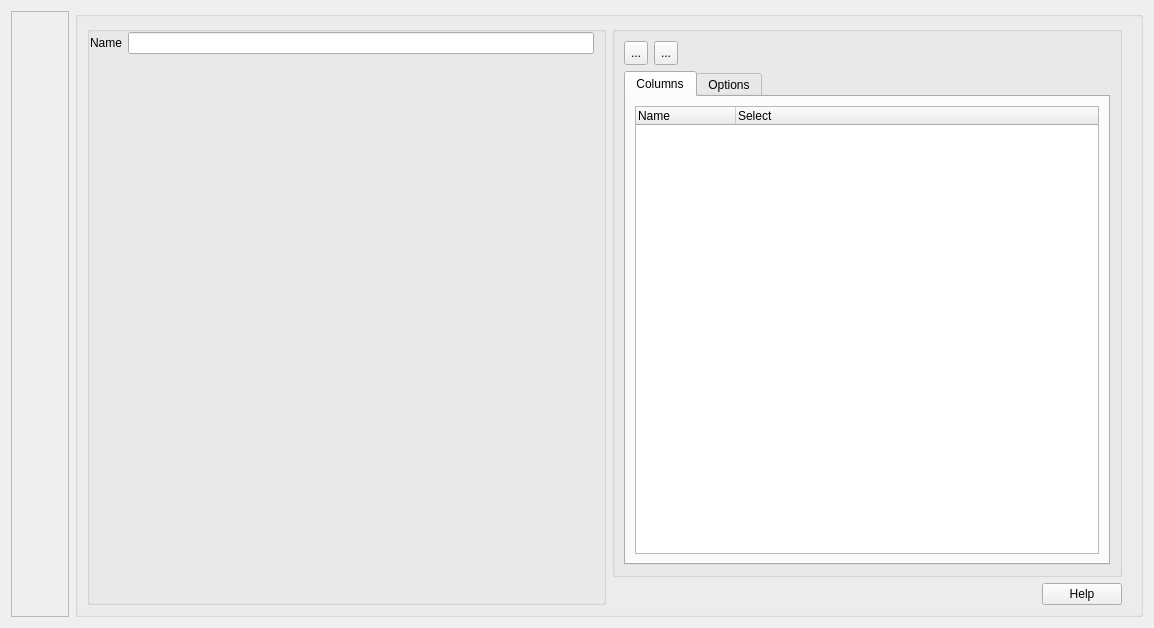
Old version of the form NewViewForm.ui in the repository fritzone/ddm.
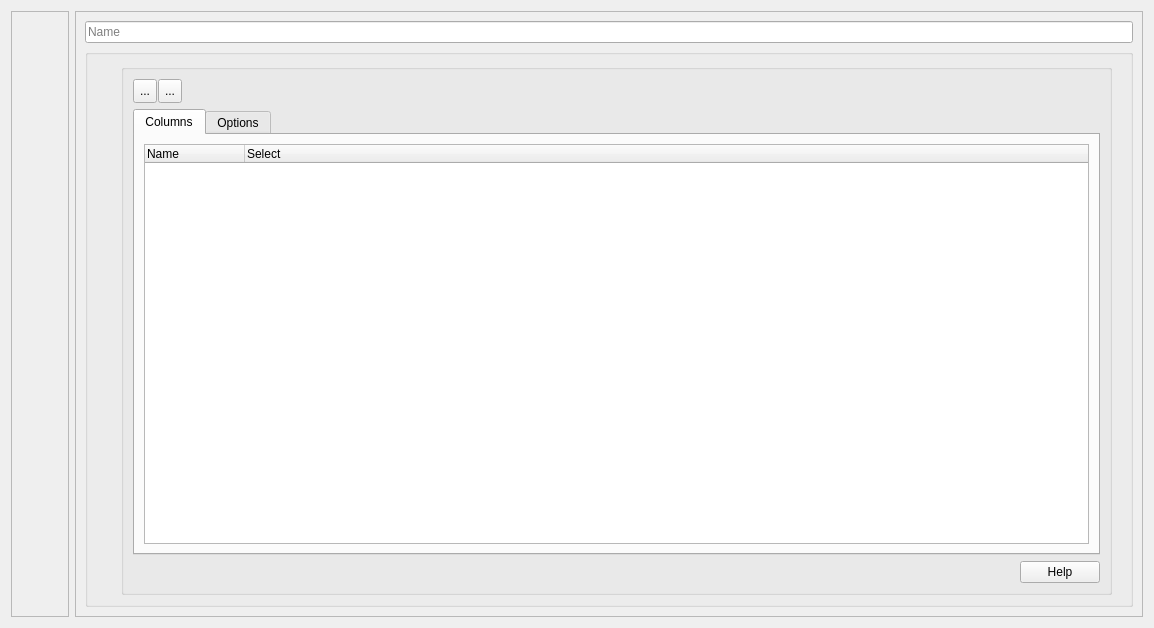
New version of the form. Icons and pictures are not drawn.

```diff
--- a/NewViewForm.ui
+++ b/NewViewForm.ui
@@ -97,25 +97,38 @@
     </widget>
    </item>
    <item>
+    <widget class="QFrame" name="frame_3">
+     <property name="frameShape">
+      <enum>QFrame::StyledPanel</enum>
+     </property>
+     <property name="frameShadow">
+      <enum>QFrame::Raised</enum>
+     </property>
+     <layout class="QVBoxLayout" name="verticalLayout_6">
+      <item>
+       <widget class="QLineEdit" name="txtViewName">
+        <property name="toolTip">
+         <string>The name of the View</string>
+        </property>
+        <property name="placeholderText">
+         <string>Name</string>
+        </property>
+       </widget>
+      </item>
+      <item>
     <widget class="QGroupBox" name="grpContent">
      <property name="title">
       <string/>
      </property>
      <layout class="QHBoxLayout" name="horizontalLayout_2">
       <item>
-       <widget class="QGroupBox" name="groupBox">
+          <widget class="QFrame" name="frame">
         <property name="minimumSize">
          <size>
           <width>500</width>
           <height>0</height>
          </size>
         </property>
-        <property name="title">
-         <string/>
-        </property>
-        <property name="flat">
-         <bool>false</bool>
-        </property>
         <layout class="QVBoxLayout" name="verticalLayout">
          <property name="spacing">
           <number>6</number>
@@ -123,39 +136,9 @@
          <property name="sizeConstraint">
           <enum>QLayout::SetMinAndMaxSize</enum>
          </property>
-         <property name="leftMargin">
-          <number>0</number>
-         </property>
-         <property name="topMargin">
-          <number>0</number>
-         </property>
-         <property name="rightMargin">
+            <property name="margin">
           <number>9</number>
          </property>
-         <property name="bottomMargin">
-          <number>0</number>
-         </property>
-         <item>
-          <layout class="QFormLayout" name="formLayout">
-           <property name="fieldGrowthPolicy">
-            <enum>QFormLayout::AllNonFixedFieldsGrow</enum>
-           </property>
-           <item row="0" column="0">
-            <widget class="QLabel" name="labelName">
-             <property name="text">
-              <string>Name</string>
-             </property>
-            </widget>
-           </item>
-           <item row="0" column="1">
-            <widget class="QLineEdit" name="txtViewName">
-             <property name="toolTip">
-              <string>The name of the View</string>
-             </property>
-            </widget>
-           </item>
-          </layout>
-         </item>
         </layout>
        </widget>
       </item>
@@ -178,6 +161,9 @@
           <layout class="QVBoxLayout" name="verticalLayout_4">
            <item>
             <layout class="QHBoxLayout" name="horizontalLayout">
+                <property name="spacing">
+                 <number>1</number>
+                </property>
              <item>
               <widget class="QToolButton" name="btnSave">
                <property name="minimumSize">
@@ -188,8 +174,8 @@
                </property>
                <property name="maximumSize">
                 <size>
-                 <width>24</width>
-                 <height>24</height>
+                    <width>32</width>
+                    <height>32</height>
                 </size>
                </property>
                <property name="toolTip">
@@ -217,8 +203,8 @@
                </property>
                <property name="maximumSize">
                 <size>
-                 <width>24</width>
-                 <height>24</height>
+                    <width>32</width>
+                    <height>32</height>
                 </size>
                </property>
                <property name="toolTip">
@@ -315,9 +301,6 @@
              </widget>
             </widget>
            </item>
-          </layout>
-         </widget>
-        </item>
         <item>
          <widget class="QFrame" name="frame_2">
           <layout class="QHBoxLayout" name="horizontalLayout_3">
@@ -351,6 +334,12 @@
          </widget>
         </item>
        </layout>
+            </widget>
+           </item>
+          </layout>
+         </item>
+        </layout>
+       </widget>
       </item>
      </layout>
     </widget>
```
Left out of the diff: 32 changed lines with no effect on the pictures. Lines whose indentation alone changed are shown as unchanged.
